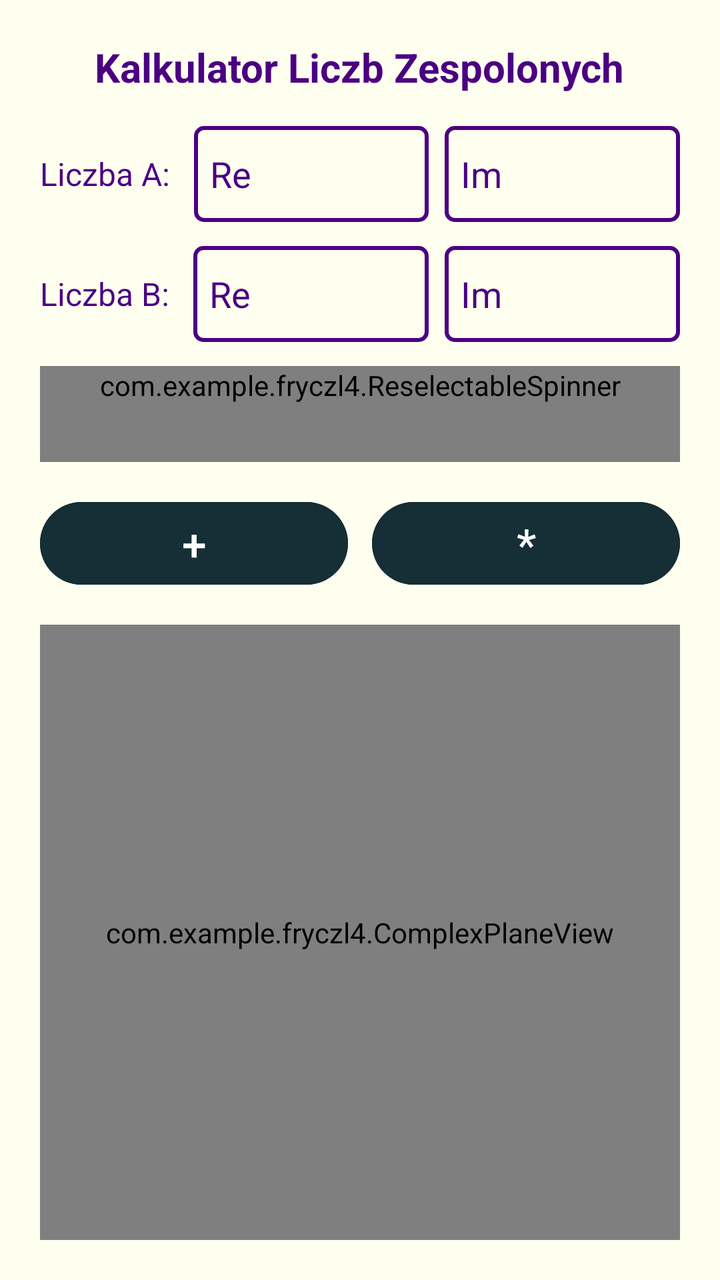
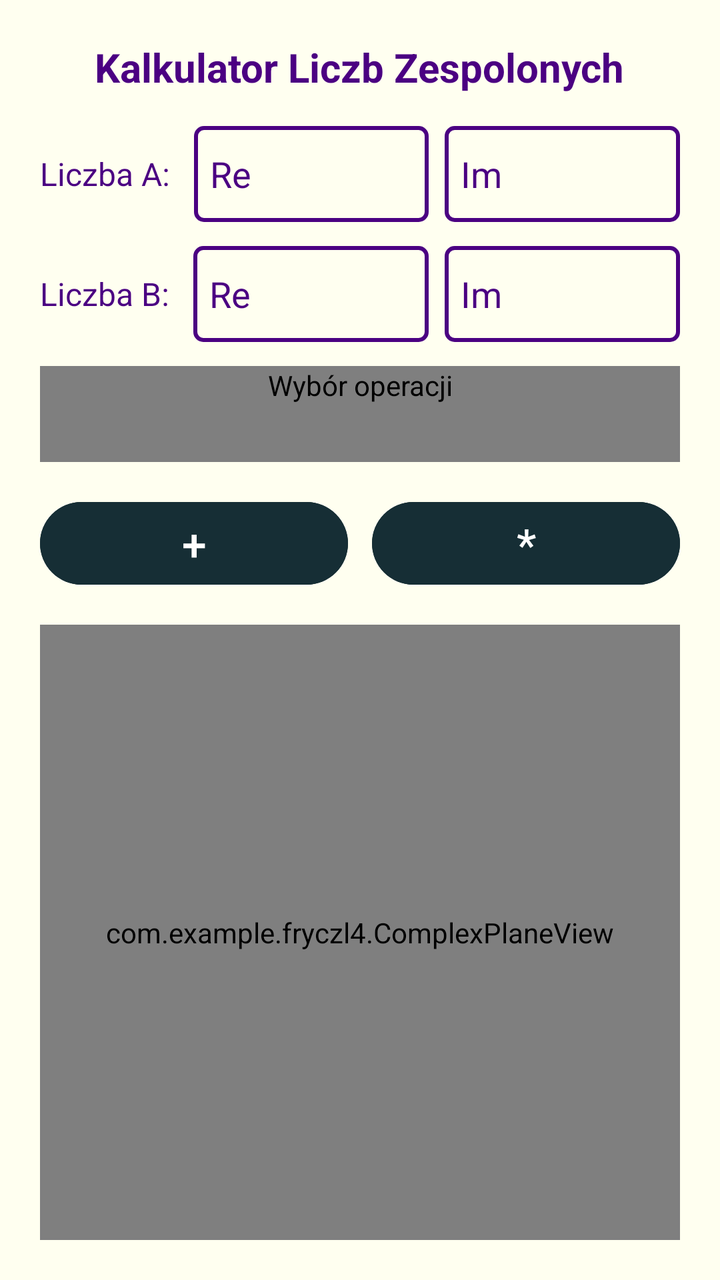

An Android layout rendered at two revisions. The XML below is the earlier revision; the diff shows what the commit changed to produce the second picture.
<!-- AndroidManifest.xml: application theme Theme.FryczL4 -->
<!-- res/layout/activity_main.xml -->
<?xml version="1.0" encoding="utf-8"?>
<LinearLayout xmlns:android="http://schemas.android.com/apk/res/android"
    xmlns:tools="http://schemas.android.com/tools"
    android:layout_width="match_parent"
    android:layout_height="match_parent"
    android:background="@color/kosc_sloniowa"
    android:orientation="vertical"
    android:padding="20dp"
    android:gravity="center_horizontal"
    tools:context=".MainActivity">

    <TextView
        android:layout_width="wrap_content"
        android:layout_height="wrap_content"
        android:text="@string/calc_title"
        android:textColor="@color/indygo"
        android:textSize="20sp"
        android:textStyle="bold"
        android:layout_marginBottom="16dp" />

    
    <LinearLayout
        android:layout_width="match_parent"
        android:layout_height="wrap_content"
        android:orientation="horizontal"
        android:gravity="center_vertical"
        android:layout_marginBottom="12dp">

        <TextView
            android:layout_width="wrap_content"
            android:layout_height="wrap_content"
            android:text="@string/label_a"
            android:textColor="@color/indygo"
            android:textSize="16sp"
            android:layout_marginEnd="12dp" />

        <EditText
            android:id="@+id/etRealA"
            android:layout_width="0dp"
            android:layout_height="wrap_content"
            android:minHeight="48dp"
            android:layout_weight="1"
            android:hint="@string/hint_re"
            android:textColor="@color/indygo"
            android:textColorHint="@color/indygo"
            android:background="@drawable/box_background"
            android:padding="8dp"
            android:maxLength="10"
            android:inputType="numberSigned|numberDecimal"
            android:layout_marginEnd="8dp"
            android:importantForAutofill="no" />

        <EditText
            android:id="@+id/etImagA"
            android:layout_width="0dp"
            android:layout_height="wrap_content"
            android:minHeight="48dp"
            android:layout_weight="1"
            android:hint="@string/hint_im"
            android:textColor="@color/indygo"
            android:textColorHint="@color/indygo"
            android:background="@drawable/box_background"
            android:padding="8dp"
            android:maxLength="10"
            android:inputType="numberSigned|numberDecimal"
            android:importantForAutofill="no" />
    </LinearLayout>

    
    <LinearLayout
        android:layout_width="match_parent"
        android:layout_height="wrap_content"
        android:orientation="horizontal"
        android:gravity="center_vertical"
        android:layout_marginBottom="12dp">

        <TextView
            android:layout_width="wrap_content"
            android:layout_height="wrap_content"
            android:text="@string/label_b"
            android:textColor="@color/indygo"
            android:textSize="16sp"
            android:layout_marginEnd="12dp" />

        <EditText
            android:id="@+id/etRealB"
            android:layout_width="0dp"
            android:layout_height="wrap_content"
            android:minHeight="48dp"
            android:layout_weight="1"
            android:hint="@string/hint_re"
            android:textColor="@color/indygo"
            android:textColorHint="@color/indygo"
            android:background="@drawable/box_background"
            android:padding="8dp"
            android:maxLength="10"
            android:inputType="numberSigned|numberDecimal"
            android:layout_marginEnd="8dp"
            android:importantForAutofill="no" />

        <EditText
            android:id="@+id/etImagB"
            android:layout_width="0dp"
            android:layout_height="wrap_content"
            android:minHeight="48dp"
            android:layout_weight="1"
            android:hint="@string/hint_im"
            android:textColor="@color/indygo"
            android:textColorHint="@color/indygo"
            android:background="@drawable/box_background"
            android:padding="8dp"
            android:maxLength="10"
            android:inputType="numberSigned|numberDecimal"
            android:importantForAutofill="no" />
    </LinearLayout>

    
    <com.example.fryczl4.ReselectableSpinner
        android:id="@+id/spinnerOperation"
        android:layout_width="match_parent"
        android:layout_height="wrap_content"
        android:minHeight="48dp"
        android:background="@drawable/box_background"
        android:layout_marginBottom="16dp" />

    
    <LinearLayout
        android:layout_width="match_parent"
        android:layout_height="wrap_content"
        android:orientation="horizontal"
        android:gravity="center"
        android:layout_marginBottom="16dp">

        <Button
            android:id="@+id/btnAdd"
            android:layout_weight="1"
            android:layout_width="0dp"
            android:layout_height="wrap_content"
            android:minHeight="48dp"
            android:text="+"
            android:textSize="22sp"
            android:textColor="@color/white"
            android:backgroundTint="@color/morski_noca"
            android:layout_marginEnd="12dp" />

        <Button
            android:id="@+id/btnMultiply"
            android:layout_weight="1"
            android:layout_width="0dp"
            android:layout_height="wrap_content"
            android:minHeight="48dp"
            android:text="*"
            android:textSize="22sp"
            android:textColor="@color/white"
            android:backgroundTint="@color/morski_noca" />
    </LinearLayout>

    
    <com.example.fryczl4.ComplexPlaneView
        android:id="@+id/complexPlaneView"
        android:layout_width="match_parent"
        android:layout_height="0dp"
        android:layout_weight="1"
        android:background="@drawable/box_background" />

</LinearLayout>
<!-- resources referenced by this layout -->
<resources>
  <color name="indygo">#4B0082</color>
  <color name="kosc_sloniowa">#FFFFF0</color>
  <color name="morski_noca">#162E35</color>
  <color name="white">#FFFFFFFF</color>
  <!-- drawable box_background (drawable) -->
  <?xml version="1.0" encoding="utf-8"?>
  <shape xmlns:android="http://schemas.android.com/apk/res/android"
      android:shape="rectangle">
      <solid android:color="@color/kosc_sloniowa" />
      <stroke
          android:width="2dp"
          android:color="@color/indygo" />
      <corners android:radius="4dp" />
  </shape>
  <string name="calc_title">Kalkulator Liczb Zespolonych</string>
  <string name="hint_im">Im</string>
  <string name="hint_re">Re</string>
  <string name="label_a">Liczba A:</string>
  <string name="label_b">Liczba B:</string>
  <style name="Theme.FryczL4" parent="Base.Theme.FryczL4" />
  <style name="Base.Theme.FryczL4" parent="Theme.Material3.DayNight.NoActionBar">
          
          
      </style>
</resources>

<!-- the commit's change to res/layout/activity_main.xml (unified diff, before → after) -->
@@ -121,7 +121,9 @@
         android:layout_height="wrap_content"
         android:minHeight="48dp"
         android:background="@drawable/box_background"
-        android:layout_marginBottom="16dp" />
+        android:layout_marginBottom="16dp"
+        android:contentDescription="@string/spinner_desc"
+        tools:ignore="SpeakableTextPresent" />
 
     
     <LinearLayout
<!-- resource entries referenced after the edit -->
@@ -19,6 +19,7 @@
   <string name="hint_re">Re</string>
   <string name="label_a">Liczba A:</string>
   <string name="label_b">Liczba B:</string>
+  <string name="spinner_desc">Wybór operacji</string>
   <style name="Theme.FryczL4" parent="Base.Theme.FryczL4" />
   <style name="Base.Theme.FryczL4" parent="Theme.Material3.DayNight.NoActionBar">
           
